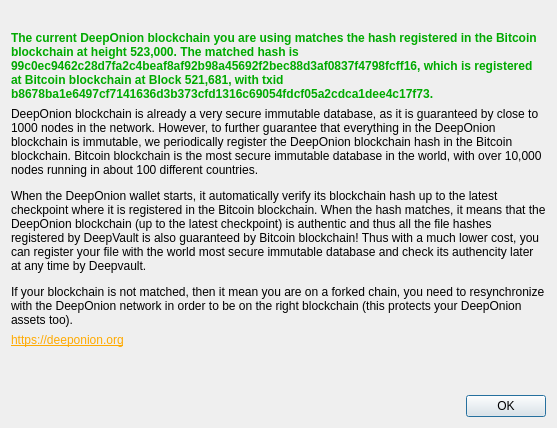
The window that src/qt/forms/blockchaindialog.ui (deeponion/deeponion-legacy) describes before a commit, drawn with Qt 5.
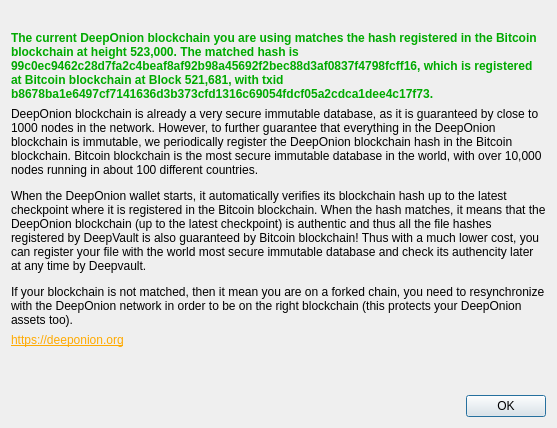
The same window after the commit. Icons and pictures are not drawn.

```diff
--- a/src/qt/forms/blockchaindialog.ui
+++ b/src/qt/forms/blockchaindialog.ui
@@ -48,7 +48,7 @@
         <cursorShape>IBeamCursor</cursorShape>
        </property>
        <property name="text">
-        <string>&lt;html&gt;&lt;head/&gt;&lt;body&gt;&lt;p&gt;DeepOnion blockchain is already a very secure immutable database, as it is guaranteed by close to 1000 nodes in the network. However, to further guarantee that everything in the DeepOnion blockchain is immutable, we periodically register the DeepOnion blockchain hash in the Bitcoin blockchain. Bitcoin blockchain is the most secure immutable database in the world, with over 10,000 nodes running in about 100 different countries.&lt;/p&gt;&lt;p&gt;When the DeepOnion wallet starts, it automatically verify its blockchain hash up to the latest checkpoint where it is registered in the Bitcoin blockchain. When the hash matches, it means that the DeepOnion blockchain (up to the latest checkpoint) is authentic and thus all the file hashes registered by DeepVault is also guaranteed by Bitcoin blockchain! Thus with a much lower cost, you can register your file with the world most secure immutable database and check its authencity later at any time by Deepvault.&lt;/p&gt;&lt;p&gt;If your blockchain is not matched, then it mean you are on a forked chain, you need to resynchronize with the DeepOnion network in order to be on the right blockchain (this protects your DeepOnion assets too).&lt;/p&gt;&lt;/body&gt;&lt;/html&gt;</string>
+        <string>&lt;html&gt;&lt;head/&gt;&lt;body&gt;&lt;p&gt;DeepOnion blockchain is already a very secure immutable database, as it is guaranteed by close to 1000 nodes in the network. However, to further guarantee that everything in the DeepOnion blockchain is immutable, we periodically register the DeepOnion blockchain hash in the Bitcoin blockchain. Bitcoin blockchain is the most secure immutable database in the world, with over 10,000 nodes running in about 100 different countries.&lt;/p&gt;&lt;p&gt;When the DeepOnion wallet starts, it automatically verifies its blockchain hash up to the latest checkpoint where it is registered in the Bitcoin blockchain. When the hash matches, it means that the DeepOnion blockchain (up to the latest checkpoint) is authentic and thus all the file hashes registered by DeepVault is also guaranteed by Bitcoin blockchain! Thus with a much lower cost, you can register your file with the world most secure immutable database and check its authencity later at any time by Deepvault.&lt;/p&gt;&lt;p&gt;If your blockchain is not matched, then it mean you are on a forked chain, you need to resynchronize with the DeepOnion network in order to be on the right blockchain (this protects your DeepOnion assets too).&lt;/p&gt;&lt;/body&gt;&lt;/html&gt;</string>
        </property>
        <property name="wordWrap">
         <bool>true</bool>
```
